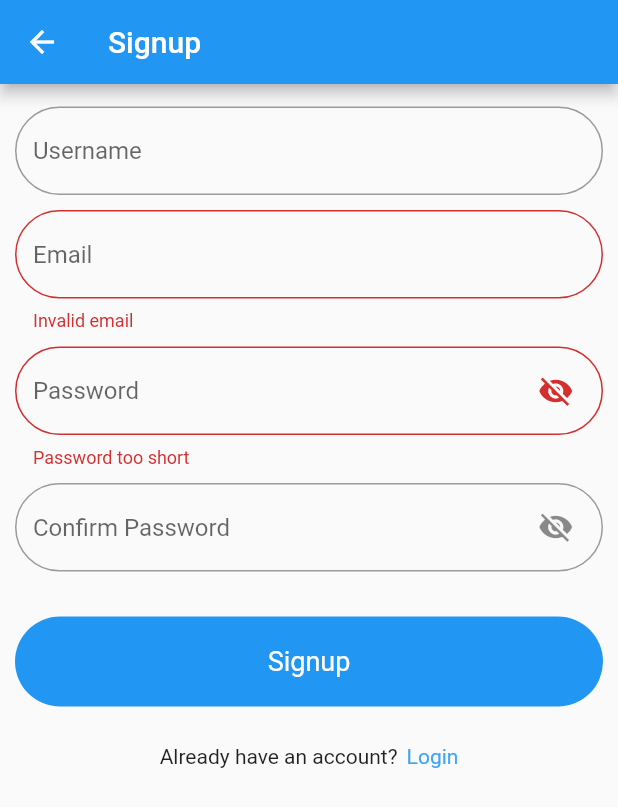
After one commit to bontu-fufa/asbeza_mobile_app, a Flutter app: the SignupScreen screen opened directly, after a tap on "Signup", on a phone screen of 412 x 824 dp. The commit adds this screen. Shown: the top 807 px of the screen. Run offline on Flutter 3.47's test engine with Material 2 defaults, Android fonts, the light colour scheme and no system bars.

Commit message:
Add login, signup, post item price range, reports list pages

```diff
--- a/Asbeza_Mobile/lib/main.dart
+++ b/Asbeza_Mobile/lib/main.dart
@@ -10,10 +10,11 @@ class MyApp extends StatelessWidget {
   @override
   Widget build(BuildContext context) {
     return MaterialApp(
-      title: 'Flutter Demo',
+      title: 'Asbeza',
       theme: ThemeData(
         primarySwatch: Colors.blue,
       ),
+      debugShowCheckedModeBanner: false,
       home: Scaffold(),
     );
   }
--- /dev/null
+++ b/Asbeza_Mobile/lib/presentation/pages/signup.dart
@@ -0,0 +1,198 @@
+import 'package:flutter/material.dart';
+
+class SignupScreen extends StatefulWidget {
+  const SignupScreen({Key? key}) : super(key: key);
+
+  @override
+  _SignupScreenState createState() => _SignupScreenState();
+}
+
+class _SignupScreenState extends State<SignupScreen> {
+  bool hidePassword = true;
+
+  final formKey = GlobalKey<FormState>();
+  final usernameController = TextEditingController();
+  final emailController = TextEditingController();
+  final passwordController = TextEditingController();
+  final confirmPasswordController = TextEditingController();
+
+  @override
+  Widget build(BuildContext context) {
+    return Scaffold(
+      appBar: AppBar(
+        title: Text("Signup"),
+      ),
+      body: Container(
+        padding: EdgeInsets.fromLTRB(10, 15, 10, 0),
+        child: Form(
+          key: formKey,
+          child: Container(
+            child: Column(
+              children: [
+                TextFormField(
+                  controller: usernameController,
+                  decoration: InputDecoration(
+                    hintText: "Username",
+                    border: OutlineInputBorder(
+                      borderRadius: BorderRadius.circular(100.0),
+                    ),
+                    focusedBorder: OutlineInputBorder(
+                      borderRadius: BorderRadius.circular(100.0),
+                    ),
+                  ),
+                ),
+                SizedBox(
+                  height: 10,
+                ),
+                TextFormField(
+                  controller: emailController,
+                  decoration: InputDecoration(
+                    hintText: "Email",
+                    border: OutlineInputBorder(
+                      borderRadius: BorderRadius.circular(100.0),
+                    ),
+                    focusedBorder: OutlineInputBorder(
+                      borderRadius: BorderRadius.circular(100.0),
+                    ),
+                  ),
+                  validator: (String? email) {
+                    if (!email!.contains('@')) {
+                      return "Invalid email";
+                    }
+
+                    return null;
+                  },
+                ),
+                SizedBox(height: 10,),
+                TextFormField(
+                  controller: passwordController,
+                  obscureText: hidePassword? true: false,
+                  enableSuggestions: false,
+                  autocorrect: false,
+                  decoration: InputDecoration(
+                    suffixIcon: Container(
+                      padding: EdgeInsets.only(right: 15),
+                      child: GestureDetector(
+                        onTap: () {
+                          setState(() {
+                            hidePassword = !hidePassword;
+                          });
+                        },
+                        child: hidePassword? Icon(Icons.visibility_off): Icon(Icons.visibility),
+                      ),
+                    ),
+                    hintText: "Password",
+                    border: OutlineInputBorder(
+                      borderRadius: BorderRadius.circular(100.0),
+                    ),
+                    focusedBorder: OutlineInputBorder(
+                      borderRadius: BorderRadius.circular(100.0),
+                    ),
+                  ),
+                  validator: (String? password) {
+                    if (password!.length < 8) {
+                      return "Password too short";
+                    }
+
+                    return null;
+                  },
+                ),
+                SizedBox(
+                  height: 10,
+                ),
+                TextFormField(
+                  controller: confirmPasswordController,
+                  obscureText: hidePassword? true: false,
+                  enableSuggestions: false,
+                  autocorrect: false,
+                  decoration: InputDecoration(
+                    suffixIcon: Container(
+                      padding: EdgeInsets.only(right: 15),
+                      child: GestureDetector(
+                        onTap: () {
+                          setState(() {
+                            hidePassword = !hidePassword;
+                          });
+                        },
+                        child: hidePassword? Icon(Icons.visibility_off): Icon(Icons.visibility),
+                      ),
+                    ),
+                    hintText: "Confirm Password",
+                    border: OutlineInputBorder(
+                      borderRadius: BorderRadius.circular(100.0),
+                    ),
+                    focusedBorder: OutlineInputBorder(
+                      borderRadius: BorderRadius.circular(100.0),
+                    ),
+                  ),
+                  validator: (String? password) {
+                    if (passwordController.text != password) {
+                      return "Password doesn't match";
+                    }
+
+                    return null;
+                  },
+                ),
+                SizedBox(height: 30,),
+                GestureDetector(
+                  onTap: () {
+                    // run validations.
+                    // form access.
+                    final valid = formKey.currentState!.validate();
+                    if (!valid) {
+                      // do something here.
+                      print("something failed");
+                      return;
+                    }
+
+                    final username = usernameController.text;
+                    final email = emailController.text;
+                    final password = passwordController.text;
+                    final confirmPassword = confirmPasswordController.text;
+                    print("all went well");
+                    print("username:: $username");
+                    print("eamil:: $email");
+                    print("password:: $password");
+                    print("confirm password:: $confirmPassword");
+                  },
+                  child: Container(
+                    height: 60.0,
+                    width: double.infinity,
+                    alignment: Alignment.center,
+                    decoration: BoxDecoration(
+                      color: Colors.blue,
+                      borderRadius: BorderRadius.circular(100.0),
+                    ),
+                    child: Text(
+                      "Signup",
+                      style: TextStyle(
+                        color: Colors.white,
+                        fontSize: 18.0,
+                      ),
+                    ),
+                  ),
+                ),
+                SizedBox(
+                  height: 25,
+                ),
+                Row(
+                  mainAxisAlignment: MainAxisAlignment.center,
+                  children: [
+                    Text("Already have an account?"),
+                    SizedBox(
+                      width: 6,
+                    ),
+                    Text(
+                      "Login",
+                      style: TextStyle(color: Colors.blue[400]),
+                    )
+                  ],
+                ),
+              ],
+            ),
+          ),
+        ),
+      ),
+    );
+  }
+}
```
Also changed, not shown: Asbeza_Mobile/lib/presentation/pages/login.dart (added, +124 -0 lines), Asbeza_Mobile/lib/presentation/pages/post_item_price.dart (added, +115 -0 lines), Asbeza_Mobile/lib/presentation/pages/reports_list.dart (added, +85 -0 lines), Asbeza_Mobile/pubspec.lock, 1 other file.
